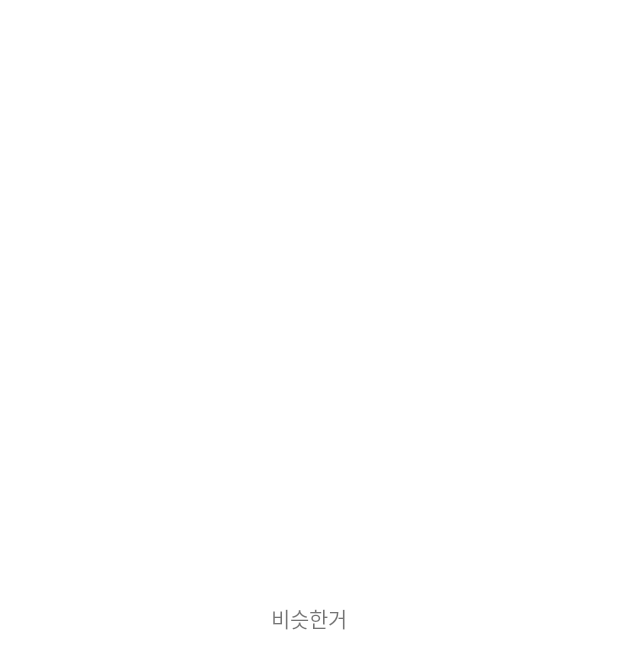
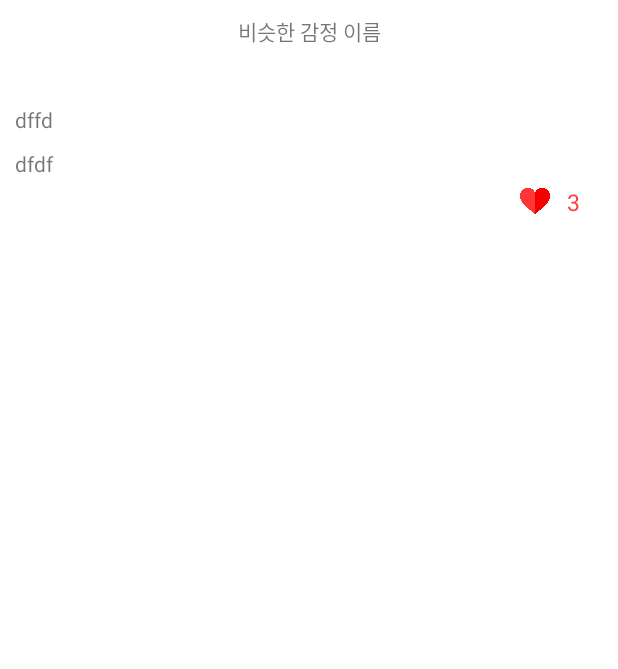
Before and after one commit to woowonjin/MadCamp_Week3, an Android app: the SimilarDiary screen opened directly, with no data from a screen before it, on a phone screen of 412 x 824 dp. Before the commit the part shown is almost empty. Shown: the top 669 px of the screen. Run offline under Robolectric (Android 15) with nearby library versions, the phone set to English and light mode, and no system bars; our stand-ins replace Firebase (no records; nobody signed in at launch, a user with empty details on screens opened directly).

Commit message:
for rebase #6

```diff
--- a/Empathy_Diary/app/src/main/java/com/example/empathy_diary/RetrofitClient.kt
+++ b/Empathy_Diary/app/src/main/java/com/example/empathy_diary/RetrofitClient.kt
@@ -9,7 +9,7 @@ public class RetrofitClient {
     private val gson = GsonBuilder().setLenient().create()
     //서버 주소
 
-    private val BASE_URL = "https://b93367aa7b7b.ngrok.io"
+    private val BASE_URL = "https://e3166b7b0720.ngrok.io"
 
     val retrofit = Retrofit.Builder()
         .baseUrl(BASE_URL)
--- a/Empathy_Diary/app/src/main/java/com/example/empathy_diary/SimilarDiary.kt
+++ b/Empathy_Diary/app/src/main/java/com/example/empathy_diary/SimilarDiary.kt
@@ -2,9 +2,13 @@ package com.example.empathy_diary
 
 import android.content.Intent
 import android.os.Bundle
+import android.util.Log
 import com.google.android.material.floatingactionbutton.FloatingActionButton
 import com.google.android.material.snackbar.Snackbar
 import androidx.appcompat.app.AppCompatActivity
+import androidx.recyclerview.widget.LinearLayoutManager
+import androidx.recyclerview.widget.RecyclerView
+import androidx.swiperefreshlayout.widget.SwipeRefreshLayout
 
 class SimilarDiary : AppCompatActivity() {
 
@@ -12,6 +16,34 @@ class SimilarDiary : AppCompatActivity() {
         super.onCreate(savedInstanceState)
         setContentView(R.layout.activity_similar_diary)
 
+        var feedList = arrayListOf<Item_feed>()
+
+//
+        val mAdapter = FeedAdapter(this, feedList)
+
+        val recyclerView = findViewById<RecyclerView>(R.id.recycler_similar)
+
+        val text = "dfdf"
+        val date = "dffd"
+        val likes = 3
+        val pk = "dfdf"
+        mAdapter?.addItem(Item_feed(date, text, likes, pk))
+
+        val linearLayoutManager = LinearLayoutManager(this)
+        recyclerView.layoutManager = linearLayoutManager
+        recyclerView.adapter = mAdapter
+
+        val refreshLayout = findViewById<SwipeRefreshLayout>(R.id.swipe_layout_similar)
+        refreshLayout.setOnRefreshListener {
+            refreshLayout.isRefreshing = false
+            feedList.add(Item_feed("12/23", "눈\n이\n왔\n다", 1, "d"))
+            // 새로운 데이터 받아오기
+            //
+            //
+            mAdapter?.notifyDataSetChanged()
+
+            Log.d("refresh", "refresh")
+        }
     }
 
     override fun onBackPressed() {
--- a/Empathy_Diary/app/src/main/res/layout/activity_similar_diary.xml
+++ b/Empathy_Diary/app/src/main/res/layout/activity_similar_diary.xml
@@ -1,5 +1,5 @@
 <?xml version="1.0" encoding="utf-8"?>
-<androidx.drawerlayout.widget.DrawerLayout
+<androidx.constraintlayout.widget.ConstraintLayout
     xmlns:android="http://schemas.android.com/apk/res/android"
     xmlns:app="http://schemas.android.com/apk/res-auto"
     xmlns:tools="http://schemas.android.com/tools"
@@ -7,22 +7,48 @@
     android:layout_height="match_parent"
     tools:context=".DifferentDiary">
 
-    <androidx.constraintlayout.widget.ConstraintLayout
-        android:layout_width="wrap_content"
-        android:layout_height="wrap_content">
+    <TextView
+        android:id="@+id/textView4"
+        android:layout_width="match_parent"
+        android:layout_height="50dp"
+        android:text="비슷한 감정 이름"
+        app:layout_constraintEnd_toEndOf="parent"
+        app:layout_constraintStart_toStartOf="parent"
+        app:layout_constraintTop_toTopOf="parent"
+        android:gravity="center_horizontal"
+        android:layout_marginTop="10dp"/>
 
-        <TextView
-            android:id="@+id/textView3"
-            android:layout_width="wrap_content"
-            android:layout_height="wrap_content"
-            android:text="비슷한거"
-            app:layout_constraintBottom_toBottomOf="parent"
+
+    <androidx.swiperefreshlayout.widget.SwipeRefreshLayout
+        android:id="@+id/swipe_layout_similar"
+        android:layout_width="match_parent"
+        android:layout_height="wrap_content"
+        app:layout_constraintEnd_toEndOf="parent"
+        app:layout_constraintStart_toStartOf="parent"
+        app:layout_constraintTop_toBottomOf="@+id/textView4">
+
+        <androidx.recyclerview.widget.RecyclerView
+            android:id="@+id/recycler_similar"
+            android:layout_width="match_parent"
+            android:layout_height="match_parent"
             app:layout_constraintEnd_toEndOf="parent"
             app:layout_constraintStart_toStartOf="parent"
-            app:layout_constraintTop_toTopOf="parent" />
+            app:layout_constraintTop_toBottomOf="@+id/textView4">
 
-    </androidx.constraintlayout.widget.ConstraintLayout>
+        </androidx.recyclerview.widget.RecyclerView>
+
+    </androidx.swiperefreshlayout.widget.SwipeRefreshLayout>
 
 
+    <TextView
+        android:id="@+id/textView_plzWriteDiary_S"
+        android:layout_width="wrap_content"
+        android:layout_height="wrap_content"
+        android:text="일기 먼저 쓰세요"
+        app:layout_constraintBottom_toBottomOf="parent"
+        app:layout_constraintEnd_toEndOf="parent"
+        app:layout_constraintStart_toStartOf="parent"
+        app:layout_constraintTop_toTopOf="parent"
+        android:visibility="invisible"/>
 
-</androidx.drawerlayout.widget.DrawerLayout>
+</androidx.constraintlayout.widget.ConstraintLayout>
```
Also changed, not shown: Empathy_Diary/app/src/main/java/com/example/empathy_diary/MainActivity.kt (+27 -27 lines), Empathy_Diary/app/src/main/java/com/example/empathy_diary/MainFragment.kt (+8 -7 lines), Empathy_Diary/app/src/main/java/com/example/empathy_diary/SimilarAdapter.kt (added, +87 -0 lines), Empathy_Diary/app/src/main/res/layout/fragment_main.xml (+1 -22 lines).
